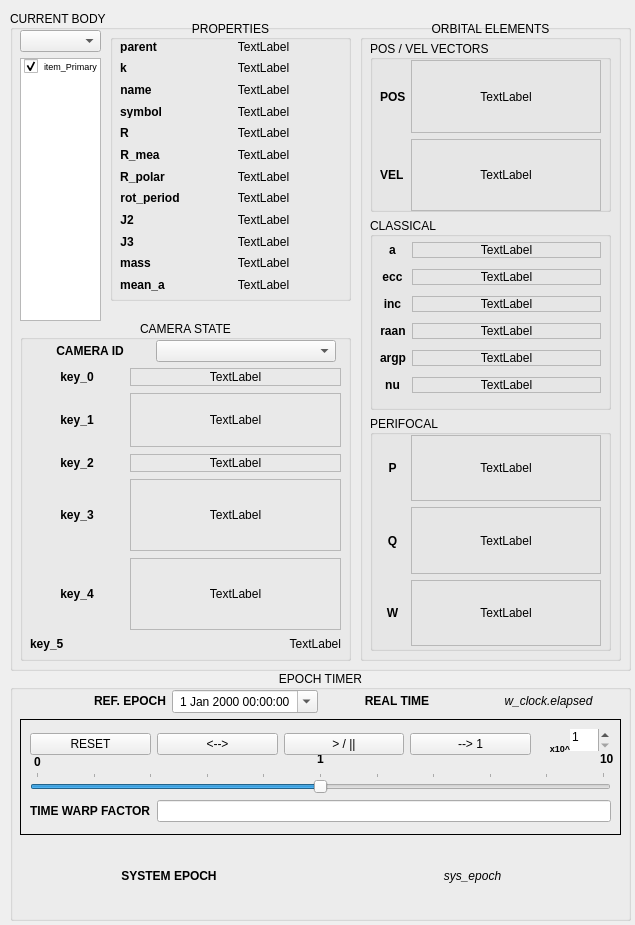
Old version of the form ui/gui_tiled.ui in the repository MadMaxFZ/sns2.
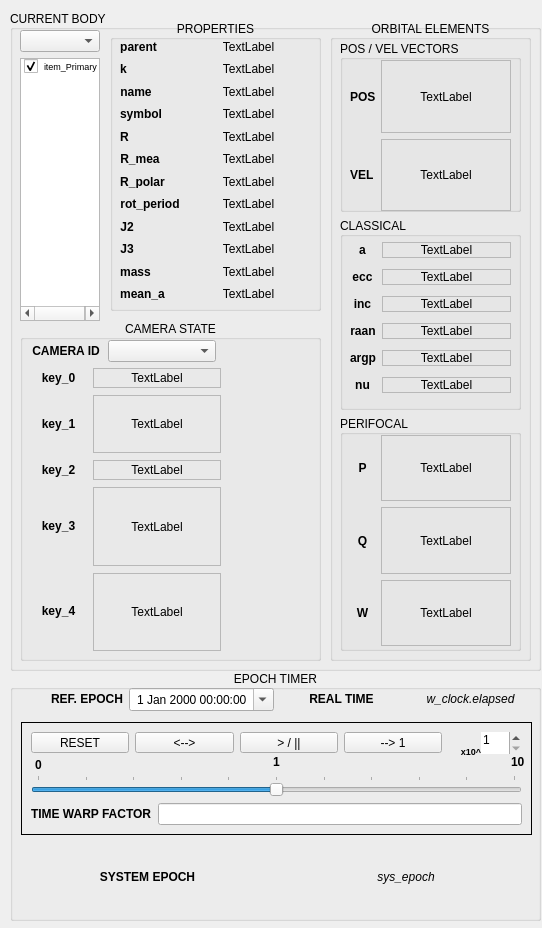
New version of the form.

Commit message: !-^ ALL Data Panels now with formatted decimal places, etc... -> Finish EpochTimer operation still to do... -> Could crunch down the GUI a bit more if necessary..

```diff
--- a/ui/gui_tiled.ui
+++ b/ui/gui_tiled.ui
@@ -6,8 +6,8 @@
    <rect>
     <x>0</x>
     <y>0</y>
-    <width>635</width>
-    <height>925</height>
+    <width>542</width>
+    <height>928</height>
    </rect>
   </property>
   <property name="sizePolicy">
@@ -18,8 +18,8 @@
   </property>
   <property name="minimumSize">
    <size>
-    <width>635</width>
-    <height>925</height>
+    <width>540</width>
+    <height>920</height>
    </size>
   </property>
   <property name="maximumSize">
@@ -36,7 +36,7 @@
     <rect>
      <x>10</x>
      <y>10</y>
-     <width>621</width>
+     <width>531</width>
      <height>661</height>
     </rect>
    </property>
@@ -51,8 +51,8 @@
      <rect>
       <x>100</x>
       <y>10</y>
-      <width>241</width>
-      <height>281</height>
+      <width>211</width>
+      <height>291</height>
      </rect>
     </property>
     <property name="title">
@@ -66,8 +66,8 @@
       <rect>
        <x>10</x>
        <y>20</y>
-       <width>221</width>
-       <height>251</height>
+       <width>191</width>
+       <height>261</height>
       </rect>
      </property>
      <layout class="QFormLayout" name="formLayout">
@@ -464,9 +464,9 @@
    <widget class="QGroupBox" name="orbitElements">
     <property name="geometry">
      <rect>
-      <x>350</x>
+      <x>320</x>
       <y>10</y>
-      <width>261</width>
+      <width>201</width>
       <height>641</height>
      </rect>
     </property>
@@ -481,7 +481,7 @@
       <rect>
        <x>10</x>
        <y>20</y>
-       <width>241</width>
+       <width>181</width>
        <height>611</height>
       </rect>
      </property>
@@ -508,7 +508,7 @@
           <rect>
            <x>10</x>
            <y>20</y>
-           <width>221</width>
+           <width>161</width>
            <height>151</height>
           </rect>
          </property>
@@ -617,8 +617,8 @@
           <rect>
            <x>10</x>
            <y>20</y>
-           <width>221</width>
-           <height>151</height>
+           <width>161</width>
+           <height>169</height>
           </rect>
          </property>
          <layout class="QFormLayout" name="cl_form">
@@ -897,7 +897,7 @@
           <rect>
            <x>10</x>
            <y>20</y>
-           <width>221</width>
+           <width>161</width>
            <height>211</height>
           </rect>
          </property>
@@ -1040,6 +1040,18 @@
      </property>
      <item>
       <widget class="QComboBox" name="bodyBox">
+       <property name="minimumSize">
+        <size>
+         <width>40</width>
+         <height>0</height>
+        </size>
+       </property>
+       <property name="maximumSize">
+        <size>
+         <width>80</width>
+         <height>16777215</height>
+        </size>
+       </property>
        <property name="sizeAdjustPolicy">
         <enum>QComboBox::AdjustToContentsOnFirstShow</enum>
        </property>
@@ -1053,6 +1065,12 @@
          <verstretch>1</verstretch>
         </sizepolicy>
        </property>
+       <property name="maximumSize">
+        <size>
+         <width>80</width>
+         <height>16777215</height>
+        </size>
+       </property>
        <property name="font">
         <font>
          <pointsize>7</pointsize>
@@ -1075,7 +1093,7 @@
      <rect>
       <x>10</x>
       <y>310</y>
-      <width>331</width>
+      <width>301</width>
       <height>341</height>
      </rect>
     </property>
@@ -1090,7 +1108,7 @@
       <rect>
        <x>10</x>
        <y>20</y>
-       <width>311</width>
+       <width>191</width>
        <height>311</height>
       </rect>
      </property>
@@ -1128,7 +1146,7 @@
       <item>
        <layout class="QHBoxLayout" name="horizontalLayout_4" stretch="4,9">
         <item>
-         <layout class="QVBoxLayout" name="verticalLayout_7" stretch="1,3,1,4,4,0">
+         <layout class="QVBoxLayout" name="verticalLayout_7" stretch="1,3,1,4,4">
           <item>
            <widget class="QLabel" name="key_0">
             <property name="font">
@@ -1209,23 +1227,10 @@
             </property>
            </widget>
           </item>
-          <item>
-           <widget class="QLabel" name="key_5">
-            <property name="font">
-             <font>
-              <weight>75</weight>
-              <bold>true</bold>
-             </font>
-            </property>
-            <property name="text">
-             <string>key_5</string>
-            </property>
-           </widget>
-          </item>
          </layout>
         </item>
         <item>
-         <layout class="QVBoxLayout" name="verticalLayout_6" stretch="1,3,1,4,4,0">
+         <layout class="QVBoxLayout" name="verticalLayout_6" stretch="1,3,1,4,4">
           <property name="spacing">
            <number>7</number>
           </property>
@@ -1297,16 +1302,6 @@
             </property>
            </widget>
           </item>
-          <item>
-           <widget class="QLabel" name="cam_5">
-            <property name="text">
-             <string>TextLabel</string>
-            </property>
-            <property name="alignment">
-             <set>Qt::AlignRight|Qt::AlignTrailing|Qt::AlignVCenter</set>
-            </property>
-           </widget>
-          </item>
          </layout>
         </item>
        </layout>
@@ -1320,7 +1315,7 @@
     <rect>
      <x>10</x>
      <y>670</y>
-     <width>621</width>
+     <width>531</width>
      <height>251</height>
     </rect>
    </property>
@@ -1330,79 +1325,53 @@
    <property name="alignment">
     <set>Qt::AlignCenter</set>
    </property>
-   <widget class="QWidget" name="layoutWidget_2">
+   <widget class="QWidget" name="">
     <property name="geometry">
      <rect>
-      <x>10</x>
-      <y>20</y>
-      <width>601</width>
-      <height>221</height>
+      <x>11</x>
+      <y>172</y>
+      <width>511</width>
+      <height>71</height>
      </rect>
     </property>
-    <layout class="QVBoxLayout" name="EpochTimer" stretch="1,5,3">
+    <layout class="QHBoxLayout" name="hlo_sys_epoch">
      <property name="sizeConstraint">
-      <enum>QLayout::SetDefaultConstraint</enum>
+      <enum>QLayout::SetMaximumSize</enum>
      </property>
      <item>
-      <layout class="QHBoxLayout" name="ref_times">
-       <property name="sizeConstraint">
-        <enum>QLayout::SetMinimumSize</enum>
-       </property>
-       <item>
-        <layout class="QHBoxLayout" name="hlo_ref_epoch">
-         <item>
-          <widget class="QLabel" name="lf_ref_epoch">
+      <widget class="QLabel" name="lf_sys_epoch">
            <property name="text">
-            <string>&lt;html&gt;&lt;head/&gt;&lt;body&gt;&lt;p&gt;&lt;span style=&quot; font-weight:600;&quot;&gt;REF. EPOCH&lt;/span&gt;&lt;/p&gt;&lt;/body&gt;&lt;/html&gt;</string>
-           </property>
-           <property name="alignment">
-            <set>Qt::AlignRight|Qt::AlignTrailing|Qt::AlignVCenter</set>
-           </property>
-          </widget>
-         </item>
-         <item>
-          <widget class="QDateTimeEdit" name="time_ref_epoch">
+        <string>&lt;html&gt;&lt;head/&gt;&lt;body&gt;&lt;p&gt;&lt;span style=&quot; font-size:9pt; font-weight:600;&quot;&gt;SYSTEM EPOCH&lt;/span&gt;&lt;/p&gt;&lt;/body&gt;&lt;/html&gt;</string>
+       </property>
+       <property name="textFormat">
+        <enum>Qt::AutoText</enum>
+       </property>
            <property name="alignment">
             <set>Qt::AlignCenter</set>
            </property>
-           <property name="calendarPopup">
-            <bool>true</bool>
-           </property>
-           <property name="timeSpec">
-            <enum>Qt::UTC</enum>
-           </property>
-          </widget>
-         </item>
-        </layout>
-       </item>
+      </widget>
+     </item>
        <item>
-        <layout class="QHBoxLayout" name="hlo_elapsed">
-         <item>
-          <widget class="QLabel" name="lf_elapsed">
+      <widget class="QLabel" name="time_sys_epoch">
            <property name="text">
-            <string>&lt;html&gt;&lt;head/&gt;&lt;body&gt;&lt;p&gt;&lt;span style=&quot; font-weight:600;&quot;&gt;REAL TIME&lt;/span&gt;&lt;/p&gt;&lt;/body&gt;&lt;/html&gt;</string>
+        <string>&lt;html&gt;&lt;head/&gt;&lt;body&gt;&lt;p&gt;&lt;span style=&quot; font-style:italic;&quot;&gt;sys_epoch&lt;/span&gt;&lt;/p&gt;&lt;/body&gt;&lt;/html&gt;</string>
            </property>
            <property name="alignment">
             <set>Qt::AlignCenter</set>
            </property>
           </widget>
          </item>
-         <item>
-          <widget class="QLabel" name="time_elapsed">
-           <property name="text">
-            <string>&lt;html&gt;&lt;head/&gt;&lt;body&gt;&lt;p&gt;&lt;span style=&quot; font-style:italic;&quot;&gt;w_clock.elapsed&lt;/span&gt;&lt;/p&gt;&lt;/body&gt;&lt;/html&gt;</string>
-           </property>
-           <property name="alignment">
-            <set>Qt::AlignCenter</set>
-           </property>
-          </widget>
-         </item>
-        </layout>
-       </item>
-      </layout>
-     </item>
-     <item>
+    </layout>
+   </widget>
       <widget class="QFrame" name="fra_twarp">
+    <property name="geometry">
+     <rect>
+      <x>11</x>
+      <y>52</y>
+      <width>511</width>
+      <height>113</height>
+     </rect>
+    </property>
        <property name="sizePolicy">
         <sizepolicy hsizetype="Preferred" vsizetype="MinimumExpanding">
          <horstretch>0</horstretch>
@@ -1420,7 +1389,7 @@
          <rect>
           <x>10</x>
           <y>53</y>
-          <width>581</width>
+       <width>491</width>
           <height>21</height>
          </rect>
         </property>
@@ -1455,7 +1424,7 @@
        <widget class="QLabel" name="time_wmid">
         <property name="geometry">
          <rect>
-          <x>290</x>
+       <x>245</x>
           <y>30</y>
           <width>21</width>
           <height>20</height>
@@ -1487,7 +1456,7 @@
        <widget class="QLabel" name="time_wmax">
         <property name="geometry">
          <rect>
-          <x>580</x>
+       <x>490</x>
           <y>30</y>
           <width>21</width>
           <height>21</height>
@@ -1505,7 +1474,7 @@
          <rect>
           <x>10</x>
           <y>80</y>
-          <width>581</width>
+       <width>491</width>
           <height>24</height>
          </rect>
         </property>
@@ -1525,7 +1494,7 @@
        <widget class="QLabel" name="lf_exp">
         <property name="geometry">
          <rect>
-          <x>517</x>
+       <x>427</x>
           <y>19</y>
           <width>33</width>
           <height>16</height>
@@ -1541,7 +1510,7 @@
        <widget class="QSpinBox" name="time_wexp">
         <property name="geometry">
          <rect>
-          <x>550</x>
+       <x>460</x>
           <y>10</y>
           <width>40</width>
           <height>22</height>
@@ -1565,8 +1534,8 @@
          <rect>
           <x>10</x>
           <y>10</y>
-          <width>501</width>
-          <height>30</height>
+       <width>411</width>
+       <height>21</height>
          </rect>
         </property>
         <layout class="QHBoxLayout" name="horizontalLayout_5" stretch="1,1,1,1">
@@ -1607,29 +1576,62 @@
         </layout>
        </widget>
       </widget>
-     </item>
-     <item>
-      <layout class="QHBoxLayout" name="hlo_sys_epoch">
+   <widget class="QWidget" name="">
+    <property name="geometry">
+     <rect>
+      <x>11</x>
+      <y>14</y>
+      <width>511</width>
+      <height>31</height>
+     </rect>
+    </property>
+    <layout class="QHBoxLayout" name="ref_times">
        <property name="sizeConstraint">
         <enum>QLayout::SetMinimumSize</enum>
        </property>
        <item>
-        <widget class="QLabel" name="lf_sys_epoch">
+      <layout class="QHBoxLayout" name="hlo_ref_epoch">
+       <item>
+        <widget class="QLabel" name="lf_ref_epoch">
          <property name="text">
-          <string>&lt;html&gt;&lt;head/&gt;&lt;body&gt;&lt;p&gt;&lt;span style=&quot; font-size:9pt; font-weight:600;&quot;&gt;SYSTEM EPOCH&lt;/span&gt;&lt;/p&gt;&lt;/body&gt;&lt;/html&gt;</string>
+          <string>&lt;html&gt;&lt;head/&gt;&lt;body&gt;&lt;p&gt;&lt;span style=&quot; font-weight:600;&quot;&gt;REF. EPOCH&lt;/span&gt;&lt;/p&gt;&lt;/body&gt;&lt;/html&gt;</string>
          </property>
-         <property name="textFormat">
-          <enum>Qt::AutoText</enum>
+         <property name="alignment">
+          <set>Qt::AlignRight|Qt::AlignTrailing|Qt::AlignVCenter</set>
          </property>
+        </widget>
+       </item>
+       <item>
+        <widget class="QDateTimeEdit" name="time_ref_epoch">
          <property name="alignment">
           <set>Qt::AlignCenter</set>
          </property>
+         <property name="calendarPopup">
+          <bool>true</bool>
+         </property>
+         <property name="timeSpec">
+          <enum>Qt::UTC</enum>
+         </property>
         </widget>
        </item>
+      </layout>
+     </item>
        <item>
-        <widget class="QLabel" name="time_sys_epoch">
+      <layout class="QHBoxLayout" name="hlo_elapsed">
+       <item>
+        <widget class="QLabel" name="lf_elapsed">
          <property name="text">
-          <string>&lt;html&gt;&lt;head/&gt;&lt;body&gt;&lt;p&gt;&lt;span style=&quot; font-style:italic;&quot;&gt;sys_epoch&lt;/span&gt;&lt;/p&gt;&lt;/body&gt;&lt;/html&gt;</string>
+          <string>&lt;html&gt;&lt;head/&gt;&lt;body&gt;&lt;p&gt;&lt;span style=&quot; font-weight:600;&quot;&gt;REAL TIME&lt;/span&gt;&lt;/p&gt;&lt;/body&gt;&lt;/html&gt;</string>
+         </property>
+         <property name="alignment">
+          <set>Qt::AlignCenter</set>
+         </property>
+        </widget>
+       </item>
+       <item>
+        <widget class="QLabel" name="time_elapsed">
+         <property name="text">
+          <string>&lt;html&gt;&lt;head/&gt;&lt;body&gt;&lt;p&gt;&lt;span style=&quot; font-style:italic;&quot;&gt;w_clock.elapsed&lt;/span&gt;&lt;/p&gt;&lt;/body&gt;&lt;/html&gt;</string>
          </property>
          <property name="alignment">
           <set>Qt::AlignCenter</set>
```
Lines whose indentation alone changed are shown as unchanged. The commit also changes 3 other files.
